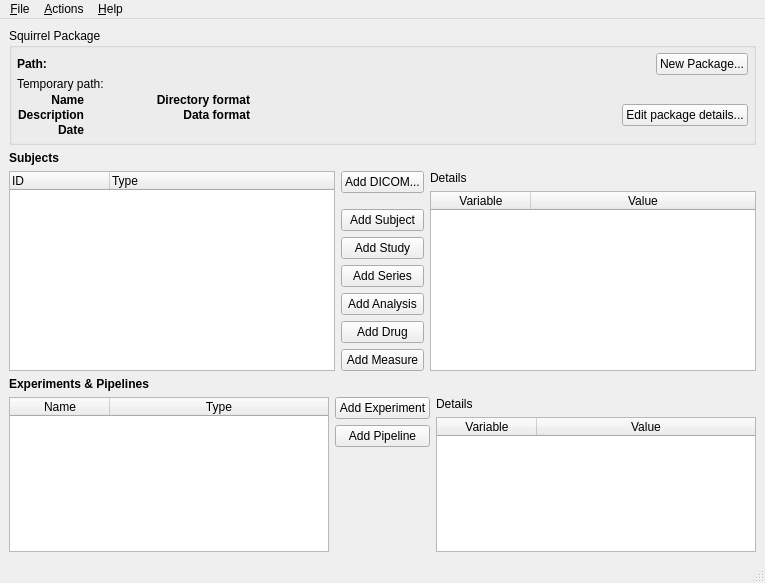
Old version of the form src/squirrel-gui/mainwindow.ui in the repository gbook/squirrel.
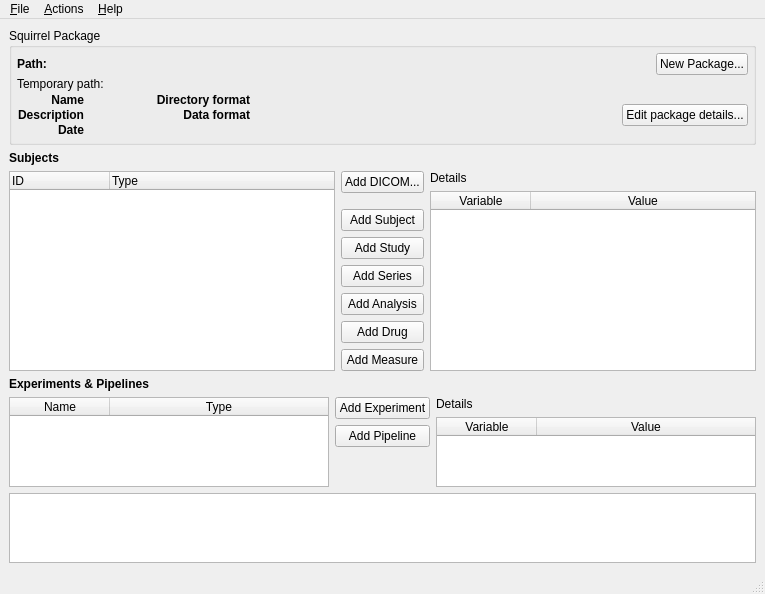
New version of the form. Icons and pictures are not drawn.

Diff of the .ui file:
```diff
--- a/src/squirrel-gui/mainwindow.ui
+++ b/src/squirrel-gui/mainwindow.ui
@@ -24,7 +24,7 @@
    </iconset>
   </property>
   <widget class="QWidget" name="centralwidget">
-   <layout class="QVBoxLayout" name="verticalLayout_2" stretch="0,0,1,0,0">
+   <layout class="QVBoxLayout" name="verticalLayout_2" stretch="0,0,1,0,0,0">
     <item>
      <widget class="QGroupBox" name="groupBox">
       <property name="title">
@@ -559,6 +559,9 @@
       </item>
      </layout>
     </item>
+    <item>
+     <widget class="QPlainTextEdit" name="txtOutput"/>
+    </item>
    </layout>
   </widget>
   <widget class="QMenuBar" name="menubar">
```
